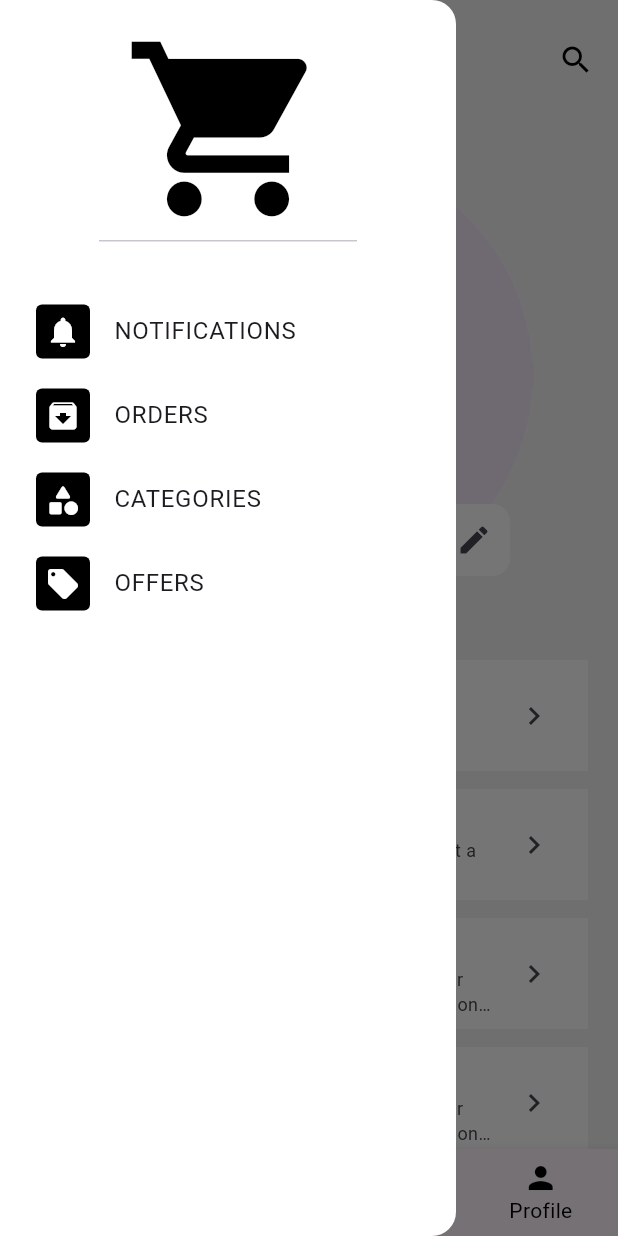
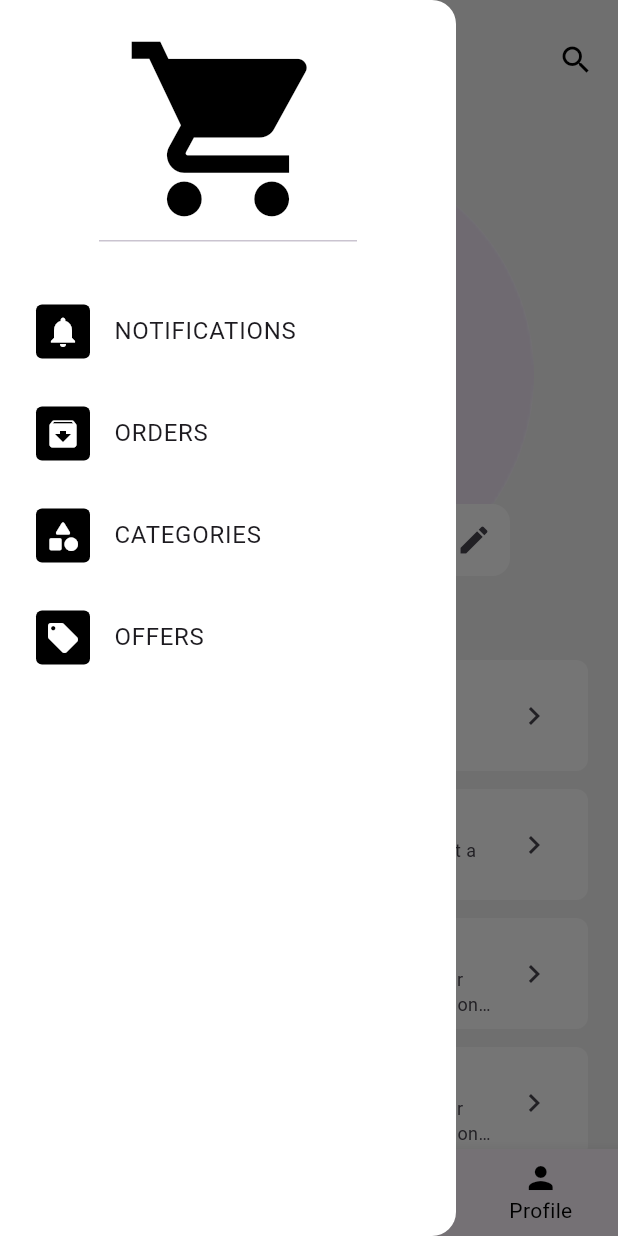
Before and after one commit to holumuyiwa-emnac/store-app, a Flutter app: the screen it shows after launch, item 4 of the bottom bar chosen, with the side drawer open, on a phone screen of 412 x 824 dp. Run offline on Flutter 3.47's test engine with Material 3 defaults, Android fonts, the phone set to English and light mode, and no system bars.

Commit message:
"Updated font size and added padding to various UI elements in home page, profile page, and main app."

```diff
--- a/lib/Pages/home_page.dart
+++ b/lib/Pages/home_page.dart
@@ -79,7 +79,7 @@ class HomePage extends StatelessWidget {
           children: [
             Text(
               'Categories',
-              style: TextStyle(fontSize: 20),
+              style: TextStyle(fontSize: 24),
             ),
             SizedBox(height: 12),
             SizedBox(
--- a/lib/Pages/profile_page.dart
+++ b/lib/Pages/profile_page.dart
@@ -39,6 +39,8 @@ class ProfilePage extends StatelessWidget {
             Column(
               children: [
                 ListTile(
+                  shape: RoundedRectangleBorder(
+                      borderRadius: BorderRadius.circular(8.0)),
                   leading: Icon(Icons.person),
                   title: Text('Modify Information'),
                   subtitle: Text(
@@ -54,6 +56,8 @@ class ProfilePage extends StatelessWidget {
                   height: 12,
                 ),
                 ListTile(
+                  shape: RoundedRectangleBorder(
+                      borderRadius: BorderRadius.circular(8.0)),
                   leading: Icon(Icons.add_box),
                   title: Text('Order History'),
                   subtitle: Text(
@@ -69,6 +73,8 @@ class ProfilePage extends StatelessWidget {
                   height: 12,
                 ),
                 ListTile(
+                  shape: RoundedRectangleBorder(
+                      borderRadius: BorderRadius.circular(8.0)),
                   leading: Icon(Icons.security),
                   title: Text('Security'),
                   subtitle: Text(
@@ -84,6 +90,8 @@ class ProfilePage extends StatelessWidget {
                   height: 12,
                 ),
                 ListTile(
+                  shape: RoundedRectangleBorder(
+                      borderRadius: BorderRadius.circular(8.0)),
                   leading: Icon(Icons.notifications),
                   title: Text('Notifications'),
                   subtitle: Text(
--- a/lib/main.dart
+++ b/lib/main.dart
@@ -99,6 +99,9 @@ class _StoreAppState extends State<StoreApp> {
                 title: Text('NOTIFICATIONS'),
                 contentPadding: EdgeInsets.only(left: 24),
               ),
+              SizedBox(
+                height: 12,
+              ),
               ListTile(
                 leading: Container(
                     padding: EdgeInsets.all(6),
@@ -110,6 +113,9 @@ class _StoreAppState extends State<StoreApp> {
                 title: Text('ORDERS'),
                 contentPadding: EdgeInsets.only(left: 24),
               ),
+              SizedBox(
+                height: 12,
+              ),
               ListTile(
                 leading: Container(
                     padding: EdgeInsets.all(6),
@@ -120,6 +126,9 @@ class _StoreAppState extends State<StoreApp> {
                     child: Icon(Icons.category_rounded, color: Colors.white)),
                 title: Text('CATEGORIES'),
                 contentPadding: EdgeInsets.only(left: 24),
+              ),
+              SizedBox(
+                height: 12,
               ),
               ListTile(
                 leading: Container(
```
